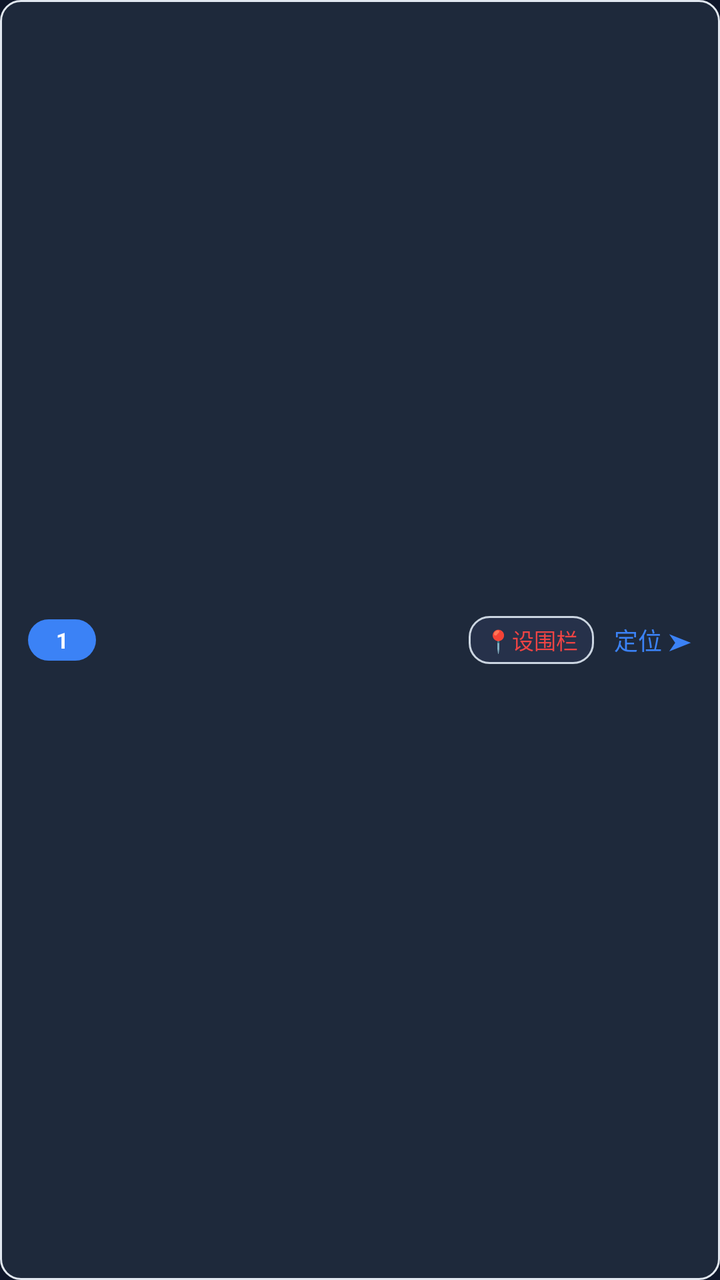
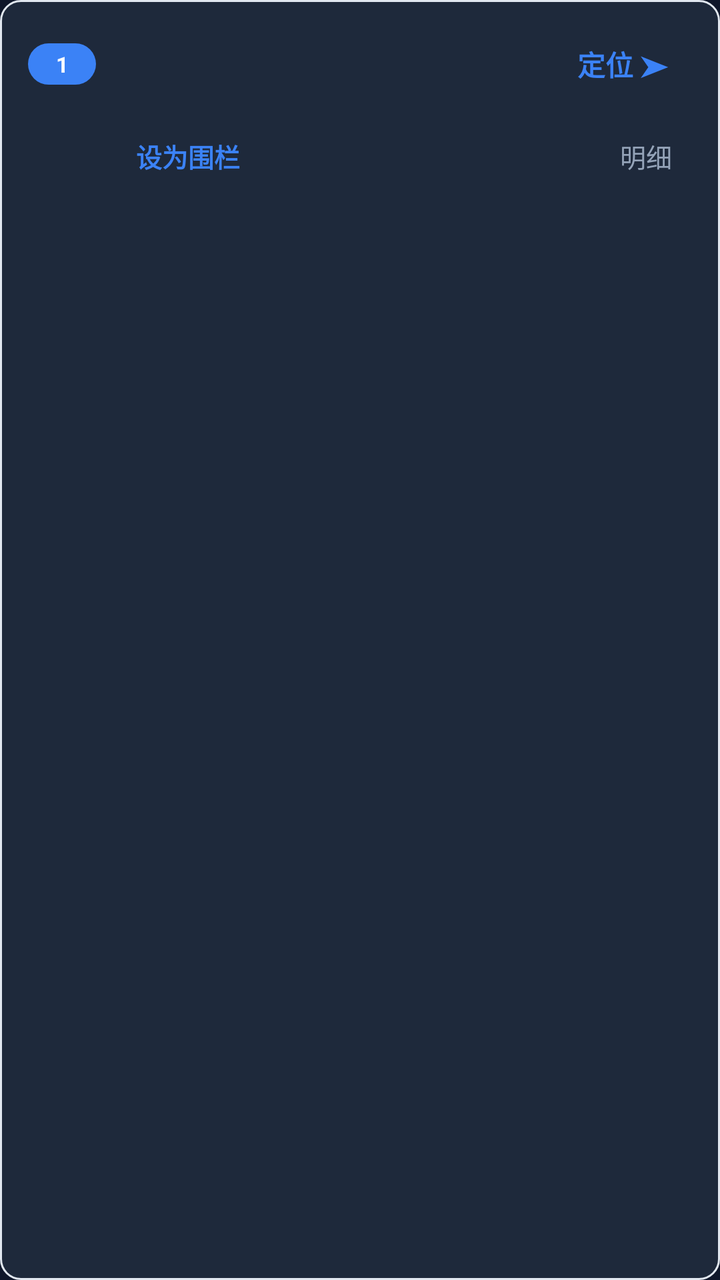

Compare the two renders of this Android layout. The source of the first and the diff that turns it into the second are given below.
<!-- AndroidManifest.xml: application theme Theme.AntiFraudGuard -->
<!-- res/layout/item_track_point.xml -->
<?xml version="1.0" encoding="utf-8"?>
<LinearLayout xmlns:android="http://schemas.android.com/apk/res/android"
    android:layout_width="match_parent"
    android:layout_height="wrap_content"
    android:orientation="horizontal"
    android:gravity="center_vertical"
    android:background="@drawable/bg_track_item"
    android:paddingHorizontal="14dp"
    android:paddingVertical="10dp"
    android:layout_marginBottom="8dp">

    <TextView
        android:id="@+id/tv_index"
        android:layout_width="wrap_content"
        android:layout_height="wrap_content"
        android:minWidth="34dp"
        android:gravity="center"
        android:background="@drawable/bg_track_index"
        android:text="1"
        android:textColor="#FFFFFF"
        android:textSize="11sp"
        android:textStyle="bold"
        android:paddingHorizontal="6dp"
        android:paddingVertical="3dp" />

    <LinearLayout
        android:layout_width="0dp"
        android:layout_height="wrap_content"
        android:layout_weight="1"
        android:layout_marginStart="10dp"
        android:orientation="vertical">

        <TextView
            android:id="@+id/tv_addr"
            android:layout_width="match_parent"
            android:layout_height="wrap_content"
            android:maxLines="1"
            android:ellipsize="end"
            android:textColor="?attr/appText"
            android:textSize="13sp"
            android:textStyle="bold" />

        <TextView
            android:id="@+id/tv_time"
            android:layout_width="match_parent"
            android:layout_height="wrap_content"
            android:textColor="?attr/appTextDim"
            android:textSize="11sp" />
    </LinearLayout>

    <TextView
        android:id="@+id/tv_set_fence"
        android:layout_width="wrap_content"
        android:layout_height="wrap_content"
        android:layout_marginEnd="10dp"
        android:background="@drawable/bg_input"
        android:paddingHorizontal="8dp"
        android:paddingVertical="4dp"
        android:text="📍设围栏"
        android:textColor="#EF4444"
        android:textSize="11sp" />

    <TextView
        android:layout_width="wrap_content"
        android:layout_height="wrap_content"
        android:text="定位 ➤"
        android:textColor="#3B82F6"
        android:textSize="12sp" />
</LinearLayout>
<!-- resources referenced by this layout -->
<resources>
  <!-- drawable bg_input (drawable) -->
  <?xml version="1.0" encoding="utf-8"?>
  <shape xmlns:android="http://schemas.android.com/apk/res/android" android:shape="rectangle">
      <solid android:color="?attr/appInputBg" />
      <corners android:radius="10dp" />
      <stroke android:width="1dp" android:color="#CBD5E1" />
  </shape>
  <!-- drawable bg_track_index (drawable) -->
  <?xml version="1.0" encoding="utf-8"?>
  <shape xmlns:android="http://schemas.android.com/apk/res/android" android:shape="rectangle">
      <solid android:color="#3B82F6" />
      <corners android:radius="99dp" />
  </shape>
  <!-- drawable bg_track_item (drawable) -->
  <?xml version="1.0" encoding="utf-8"?>
  <shape xmlns:android="http://schemas.android.com/apk/res/android" android:shape="rectangle">
      <solid android:color="?attr/appCard" />
      <corners android:radius="10dp" />
      <stroke android:width="1dp" android:color="#E2E8F0" />
  </shape>
  <style name="Theme.AntiFraudGuard" parent="Theme.MaterialComponents.NoActionBar">
          
          <item name="colorPrimary">@color/blue_500</item>
          <item name="colorPrimaryVariant">@color/blue_700</item>
          <item name="colorOnPrimary">@color/white</item>
          
          <item name="colorSecondary">@color/emerald_500</item>
          <item name="colorSecondaryVariant">@color/emerald_700</item>
          <item name="colorOnSecondary">@color/white</item>
  
          <item name="appBg">#0F172A</item>
          <item name="appCard">#1E293B</item>
          <item name="appCardAlt">#26314A</item>
          <item name="appText">#FFFFFF</item>
          <item name="appTextDim">#94A3B8</item>
          <item name="appDivider">#334155</item>
          <item name="appInputBg">#26314A</item>
          <item name="appInputText">#FFFFFF</item>
  
          
          <item name="android:statusBarColor">#0F172A</item>
          <item name="android:windowBackground">#0F172A</item>
          <item name="android:navigationBarColor">#0F172A</item>
      </style>
  <color name="blue_500">#3B82F6</color>
  <color name="blue_700">#1D4ED8</color>
  <color name="white">#FFFFFFFF</color>
  <color name="emerald_500">#10B981</color>
  <color name="emerald_700">#047857</color>
</resources>

<!-- the commit's change to res/layout/item_track_point.xml (unified diff, before → after) -->
@@ -2,68 +2,118 @@
 <LinearLayout xmlns:android="http://schemas.android.com/apk/res/android"
     android:layout_width="match_parent"
     android:layout_height="wrap_content"
-    android:orientation="horizontal"
-    android:gravity="center_vertical"
+    android:orientation="vertical"
     android:background="@drawable/bg_track_item"
     android:paddingHorizontal="14dp"
     android:paddingVertical="10dp"
     android:layout_marginBottom="8dp">
 
-    <TextView
-        android:id="@+id/tv_index"
-        android:layout_width="wrap_content"
+    <LinearLayout
+        android:layout_width="match_parent"
         android:layout_height="wrap_content"
-        android:minWidth="34dp"
-        android:gravity="center"
-        android:background="@drawable/bg_track_index"
-        android:text="1"
-        android:textColor="#FFFFFF"
-        android:textSize="11sp"
-        android:textStyle="bold"
-        android:paddingHorizontal="6dp"
-        android:paddingVertical="3dp" />
-
-    <LinearLayout
-        android:layout_width="0dp"
-        android:layout_height="wrap_content"
-        android:layout_weight="1"
-        android:layout_marginStart="10dp"
-        android:orientation="vertical">
+        android:orientation="horizontal"
+        android:gravity="center_vertical">
 
         <TextView
-            android:id="@+id/tv_addr"
-            android:layout_width="match_parent"
+            android:id="@+id/tv_index"
+            android:layout_width="wrap_content"
             android:layout_height="wrap_content"
-            android:maxLines="1"
-            android:ellipsize="end"
-            android:textColor="?attr/appText"
+            android:minWidth="34dp"
+            android:gravity="center"
+            android:background="@drawable/bg_track_index"
+            android:text="1"
+            android:textColor="#FFFFFF"
+            android:textSize="11sp"
+            android:textStyle="bold"
+            android:paddingHorizontal="6dp"
+            android:paddingVertical="3dp" />
+
+        <LinearLayout
+            android:layout_width="0dp"
+            android:layout_height="wrap_content"
+            android:layout_weight="1"
+            android:layout_marginStart="10dp"
+            android:orientation="vertical">
+
+            <TextView
+                android:id="@+id/tv_addr"
+                android:layout_width="match_parent"
+                android:layout_height="wrap_content"
+                android:maxLines="1"
+                android:ellipsize="end"
+                android:textColor="?attr/appText"
+                android:textSize="14sp"
+                android:textStyle="bold" />
+
+            <TextView
+                android:id="@+id/tv_time"
+                android:layout_width="match_parent"
+                android:layout_height="wrap_content"
+                android:textColor="?attr/appTextDim"
+                android:textSize="12sp" />
+        </LinearLayout>
+
+        
+        <TextView
+            android:id="@+id/tv_focus"
+            android:layout_width="wrap_content"
+            android:layout_height="44dp"
+            android:background="?android:attr/selectableItemBackgroundBorderless"
+            android:gravity="center_vertical"
+            android:paddingHorizontal="12dp"
+            android:text="定位 ➤"
+            android:textColor="#3B82F6"
+            android:textSize="14sp"
+            android:textStyle="bold" />
+    </LinearLayout>
+
+    
+    <LinearLayout
+        android:layout_width="match_parent"
+        android:layout_height="wrap_content"
+        android:layout_marginTop="2dp"
+        android:gravity="center_vertical"
+        android:orientation="horizontal">
+
+        <Space
+            android:layout_width="44dp"
+            android:layout_height="1dp" />
+
+        <TextView
+            android:id="@+id/tv_fence"
+            android:layout_width="wrap_content"
+            android:layout_height="44dp"
+            android:background="?android:attr/selectableItemBackgroundBorderless"
+            android:gravity="center_vertical"
+            android:paddingHorizontal="10dp"
+            android:text="设为围栏"
+            android:textColor="#3B82F6"
             android:textSize="13sp"
             android:textStyle="bold" />
 
+        <Space
+            android:layout_width="0dp"
+            android:layout_height="1dp"
+            android:layout_weight="1" />
+
         <TextView
-            android:id="@+id/tv_time"
-            android:layout_width="match_parent"
-            android:layout_height="wrap_content"
+            android:id="@+id/tv_toggle"
+            android:layout_width="wrap_content"
+            android:layout_height="44dp"
+            android:background="?android:attr/selectableItemBackgroundBorderless"
+            android:gravity="center_vertical"
+            android:paddingHorizontal="10dp"
+            android:text="明细"
             android:textColor="?attr/appTextDim"
-            android:textSize="11sp" />
+            android:textSize="13sp" />
     </LinearLayout>
 
-    <TextView
-        android:id="@+id/tv_set_fence"
-        android:layout_width="wrap_content"
+    
+    <LinearLayout
+        android:id="@+id/detail_container"
+        android:layout_width="match_parent"
         android:layout_height="wrap_content"
-        android:layout_marginEnd="10dp"
-        android:background="@drawable/bg_input"
-        android:paddingHorizontal="8dp"
-        android:paddingVertical="4dp"
-        android:text="📍设围栏"
-        android:textColor="#EF4444"
-        android:textSize="11sp" />
-
-    <TextView
-        android:layout_width="wrap_content"
-        android:layout_height="wrap_content"
-        android:text="定位 ➤"
-        android:textColor="#3B82F6"
-        android:textSize="12sp" />
+        android:layout_marginStart="44dp"
+        android:orientation="vertical"
+        android:visibility="gone" />
 </LinearLayout>
<!-- resource entries referenced after the edit -->
@@ -1,12 +1,5 @@
 <!-- resources referenced by this layout -->
 <resources>
-  <!-- drawable bg_input (drawable) -->
-  <?xml version="1.0" encoding="utf-8"?>
-  <shape xmlns:android="http://schemas.android.com/apk/res/android" android:shape="rectangle">
-      <solid android:color="?attr/appInputBg" />
-      <corners android:radius="10dp" />
-      <stroke android:width="1dp" android:color="#CBD5E1" />
-  </shape>
   <!-- drawable bg_track_index (drawable) -->
   <?xml version="1.0" encoding="utf-8"?>
   <shape xmlns:android="http://schemas.android.com/apk/res/android" android:shape="rectangle">
@@ -40,6 +33,14 @@
           <item name="appInputText">#FFFFFF</item>
   
           
+          <item name="appDangerBgSoft">#3F1A1E</item>
+          <item name="appWarnBgSoft">#3A2E12</item>
+          <item name="appWarnTextStrong">#FCD34D</item>
+          <item name="appWarnTextDim">#D4B36A</item>
+          <item name="appDangerTextStrong">#FCA5A5</item>
+          <item name="appDangerTextDim">#DCA9A9</item>
+  
+          
           <item name="android:statusBarColor">#0F172A</item>
           <item name="android:windowBackground">#0F172A</item>
           <item name="android:navigationBarColor">#0F172A</item>
